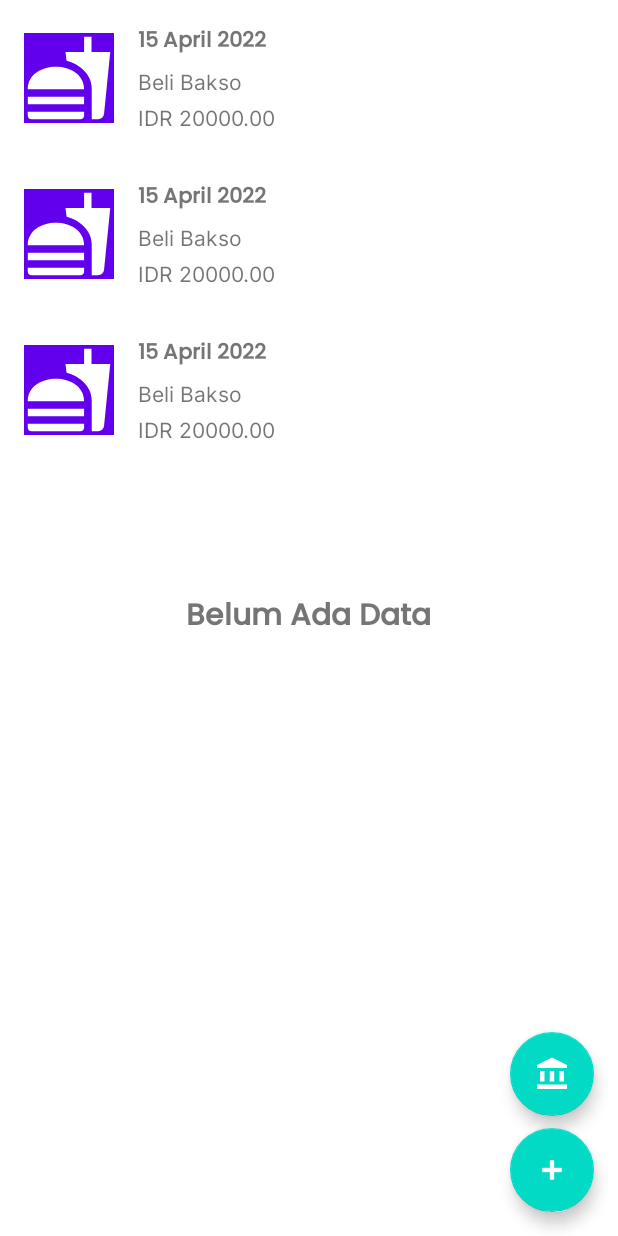
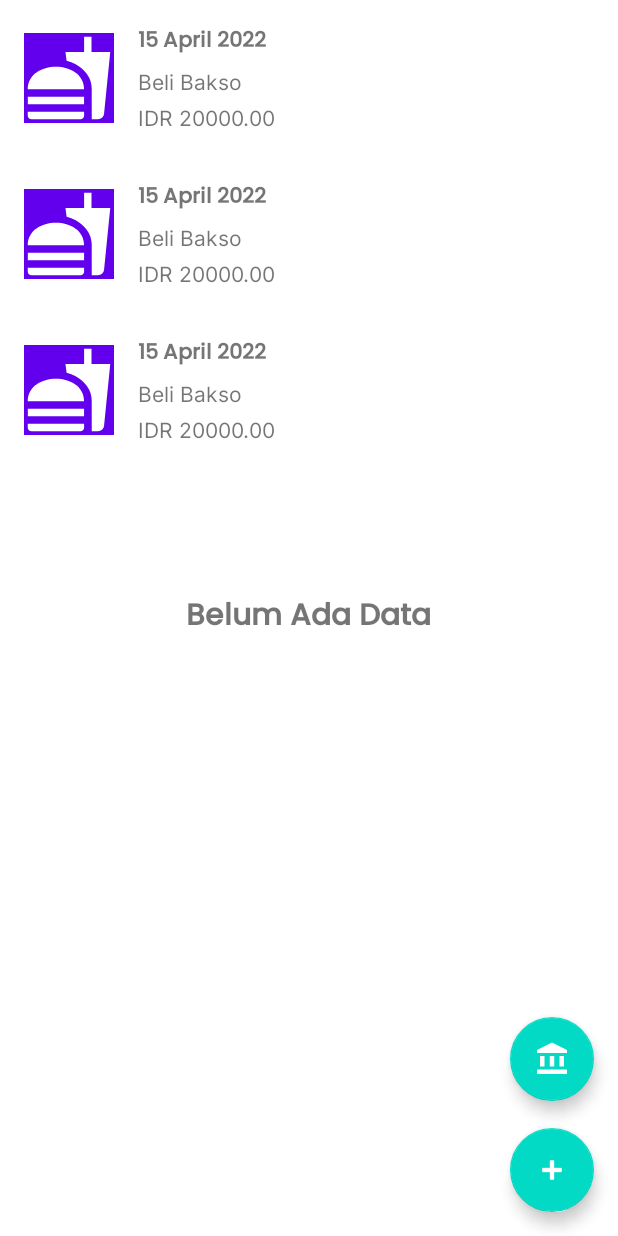
Before and after one commit to alfinabalqis/assesmen-1, an Android app: the layout item_list_fragment.xml on its own in the app's theme, with its tools: preview values and no code run, on a phone screen of 412 x 824 dp. Run offline under Robolectric (Android 15) with nearby library versions, the phone set to English and light mode, and no system bars.

Commit message:
add background bank and fab

```diff
--- /dev/null
+++ b/app/src/main/res/drawable/bg_bank.xml
@@ -0,0 +1,5 @@
+<vector android:height="24dp" android:tint="#FFFFFF"
+    android:viewportHeight="24" android:viewportWidth="24"
+    android:width="24dp" xmlns:android="http://schemas.android.com/apk/res/android">
+    <path android:fillColor="@android:color/white" android:pathData="M2,4h20v16h-20z"/>
+</vector>
--- a/app/src/main/res/layout/bank_item.xml
+++ b/app/src/main/res/layout/bank_item.xml
@@ -26,6 +26,7 @@
         android:layout_marginTop="8dp"
         android:layout_marginBottom="8dp"
         android:gravity="center"
+        android:background="@drawable/bg_bank"
         android:contentDescription="@string/gambar_ilustrasi"
         android:src="@drawable/logo"
         app:layout_constraintBottom_toBottomOf="parent"
--- a/app/src/main/res/layout/item_list_fragment.xml
+++ b/app/src/main/res/layout/item_list_fragment.xml
@@ -33,7 +33,7 @@
             android:layout_width="wrap_content"
             android:layout_height="wrap_content"
             android:layout_marginEnd="@dimen/margin"
-            android:layout_marginBottom="80dp"
+            android:layout_marginBottom="90dp"
             android:contentDescription="@string/add_new_item"
             android:src="@drawable/ic_bank"
             app:layout_constraintBottom_toBottomOf="parent"
```
